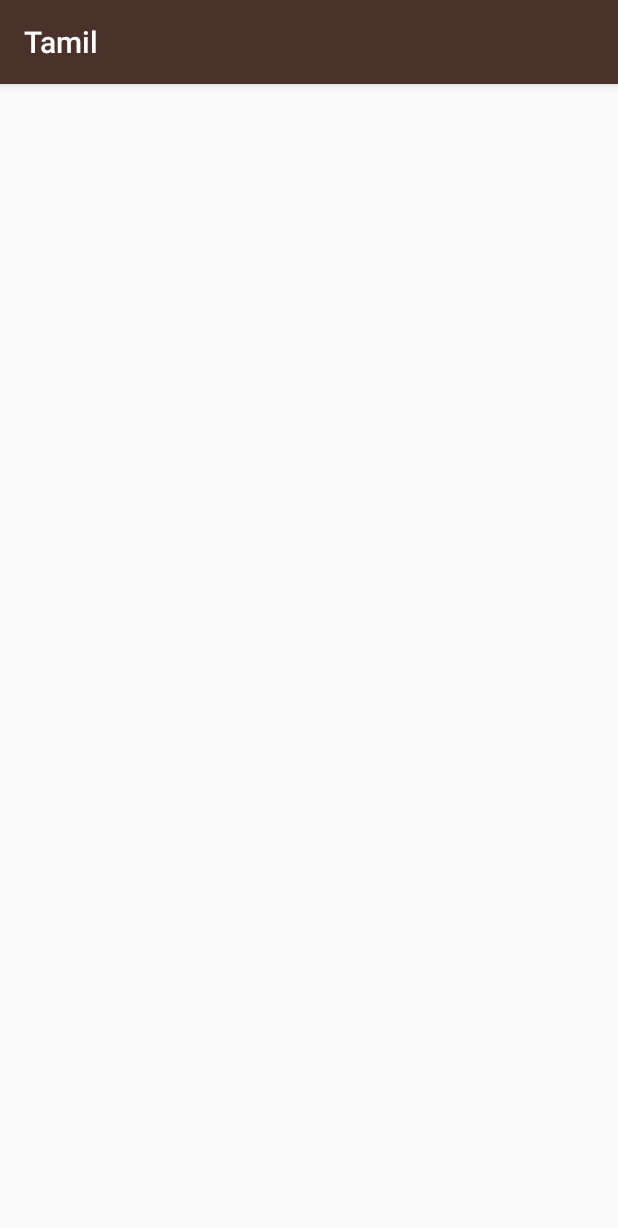
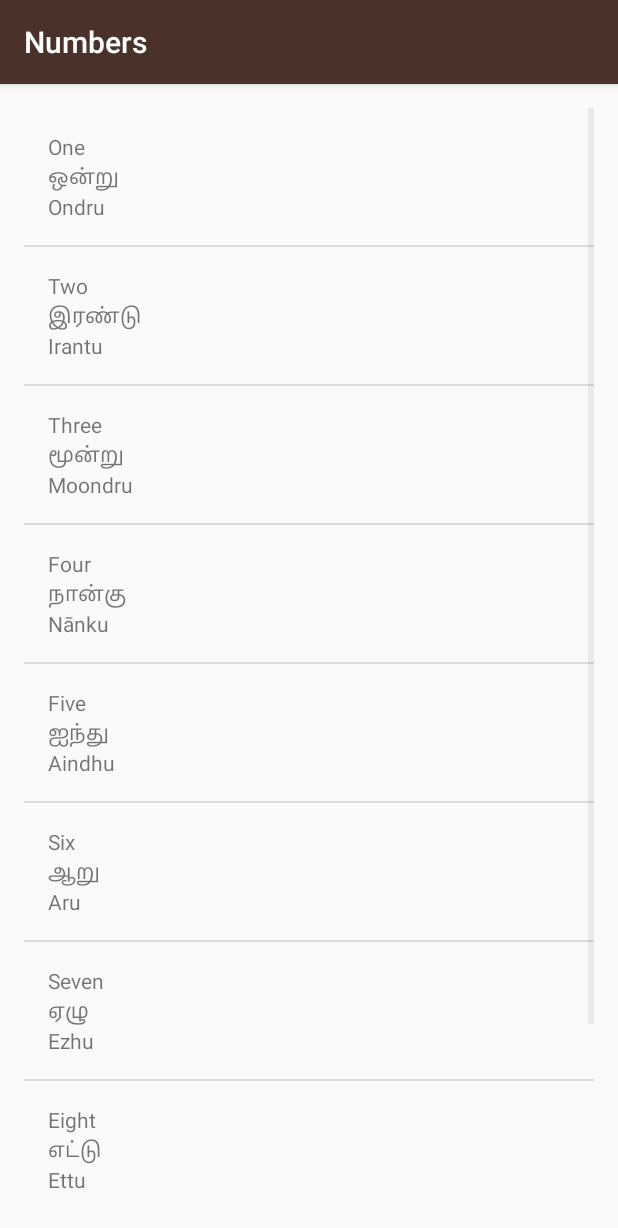
Before and after one commit to vithumathi/Android-Applications, an Android app: the NumbersActivity screen opened directly, with no data from a screen before it, on a phone screen of 412 x 824 dp. Shown: the top 1228 px of the screen. Run offline under Robolectric (Android 15) with nearby library versions, the light colour scheme and no system bars.

Commit message:
Added numbers, family relationship, colors, phrases

```diff
--- a/SpeakTamil/app/src/main/java/com/example/android/SpeakTamil/NumbersActivity.java
+++ b/SpeakTamil/app/src/main/java/com/example/android/SpeakTamil/NumbersActivity.java
@@ -2,11 +2,28 @@ package com.example.android.SpeakTamil;
 
 import android.support.v7.app.AppCompatActivity;
 import android.os.Bundle;
+import android.widget.ListView;
+
+import java.util.ArrayList;
 
 public class NumbersActivity extends AppCompatActivity {
     @Override
     protected void onCreate(Bundle savedInstanceState) {
         super.onCreate(savedInstanceState);
-        setContentView(R.layout.activity_numbers);
+        setContentView(R.layout.word_list);
+        ArrayList<Word> words = new ArrayList<Word>();
+        words.add(new Word("One", "Ondru", "ஒன்று"));
+        words.add(new Word("Two", "Irantu", "இரண்டு"));
+        words.add(new Word("Three", "Moondru", "மூன்று"));
+        words.add(new Word("Four", "Nānku", "நான்கு"));
+        words.add(new Word("Five", "Aindhu", "ஐந்து"));
+        words.add(new Word("Six", "Aru", "ஆறு"));
+        words.add(new Word("Seven", "Ezhu", "ஏழு"));
+        words.add(new Word("Eight", "Ettu", "எட்டு"));
+        words.add(new Word("Nine", "Onpadhu", "ஒன்பது"));
+        words.add(new Word("Ten", "Paththu", "பத்து"));
+        WordAdapter itemsAdapter = new WordAdapter(this, words);
+        ListView listView = (ListView) findViewById(R.id.list);
+        listView.setAdapter(itemsAdapter);
     }
 }
--- /dev/null
+++ b/SpeakTamil/app/src/main/java/com/example/android/SpeakTamil/Word.java
@@ -0,0 +1,45 @@
+package com.example.android.SpeakTamil;
+
+/**
+ * {@link Word} represents a vocabulary word that the user wants to learn.
+ * It contains a default translation, and tamil translation for that word, along with word written in Tamil.
+ */
+public class Word {
+    /**
+     * Default translation for the word
+     */
+    private String mDefaultTranslation;
+    /**
+     * Tamil translation for the word
+     */
+    private String mTamilTranslation;
+    /**
+     * The Tamil word
+     */
+    private String mTamilWord;
+
+    /**
+     * Create a new word object.
+     *
+     * @param defaultTranslation is the word in a language that the user is already familiar with (such as English)
+     * @param tamilTranslation is the word in the Tamil language
+     * @param tamilWord is the word written in Tamil language
+     */
+    public Word (String defaultTranslation, String tamilTranslation, String tamilWord){
+        this.mDefaultTranslation = defaultTranslation;
+        this.mTamilTranslation = tamilTranslation;
+        this.mTamilWord = tamilWord;
+    }
+
+    public String getmDefaultTranslation() {
+        return mDefaultTranslation;
+    }
+
+    public String getmTamilTranslation() {
+        return mTamilTranslation;
+    }
+
+    public String getmTamilWord() {
+        return mTamilWord;
+    }
+}
--- /dev/null
+++ b/SpeakTamil/app/src/main/java/com/example/android/SpeakTamil/WordAdapter.java
@@ -0,0 +1,65 @@
+package com.example.android.SpeakTamil;
+
+import android.app.Activity;
+import android.support.annotation.NonNull;
+import android.support.annotation.Nullable;
+import android.view.LayoutInflater;
+import android.view.View;
+import android.view.ViewGroup;
+import android.widget.ArrayAdapter;
+import android.widget.TextView;
+
+import java.util.ArrayList;
+
+/**
+ * Created by Vithu on 2018-12-15.
+ */
+public class WordAdapter extends ArrayAdapter<Word> {
+
+
+
+
+
+
+    public WordAdapter(Activity context, ArrayList<Word> mWords){
+        super(context, 0, mWords);
+    }
+
+    /**
+     *  Provides a view for an AdapterView (ListView, GridView, etc.)
+     *
+     * @param position The AdapterView position that is requesting a view
+     * @param convertView The Recycled view to populate.
+     * @param parent The parent ViewGroup that is used for inflation
+     * @return The view for the position in the AdapterView
+     */
+    @Override
+    public View getView(int position, @Nullable View convertView, @NonNull ViewGroup parent) {
+
+        // Get the {@link Word} object located at this position in the list
+        Word currentWord = getItem(position);
+
+        // Check if the existing view is being reused, otherwise inflate the view
+        View listItemView = convertView;
+        if(listItemView == null){
+            listItemView = LayoutInflater.from(getContext()).inflate(R.layout.list_item, parent, false);
+        }
+
+
+        TextView defaultTextView = (TextView) listItemView.findViewById(R.id.default_text_view);
+        defaultTextView.setText(currentWord.getmDefaultTranslation());
+
+
+        TextView tamilEnTextView = (TextView) listItemView.findViewById(R.id.tamil_en_text_view);
+        tamilEnTextView.setText(currentWord.getmTamilTranslation());
+
+
+        TextView tamilTextView = (TextView) listItemView.findViewById(R.id.tamil_text_view);
+        tamilTextView.setText(currentWord.getmTamilWord());
+
+
+
+
+        return listItemView;
+    }
+}
--- a/SpeakTamil/app/src/main/res/layout/activity_main.xml
+++ b/SpeakTamil/app/src/main/res/layout/activity_main.xml
@@ -26,7 +26,7 @@
         android:id="@+id/numbers"
         style="@style/CategoryStyle"
         android:background="@color/category_numbers"
-        android:text="@string/category_numbers" />
+        android:text="@string/category_numbers"/>
 
     <TextView
         android:id="@+id/family"
@@ -38,7 +38,7 @@
         android:id="@+id/colors"
         style="@style/CategoryStyle"
         android:background="@color/category_colors"
-        android:text="@string/category_colors" />
+        android:text="@string/category_colors"/>
 
     <TextView
         android:id="@+id/phrases"
--- a/SpeakTamil/app/src/main/res/layout/activity_numbers.xml
+++ /dev/null
@@ -1,9 +0,0 @@
-<?xml version="1.0" encoding="utf-8"?>
-<android.support.constraint.ConstraintLayout xmlns:android="http://schemas.android.com/apk/res/android"
-    xmlns:app="http://schemas.android.com/apk/res-auto"
-    xmlns:tools="http://schemas.android.com/tools"
-    android:layout_width="match_parent"
-    android:layout_height="match_parent"
-    tools:context="com.example.android.SpeakTamil.NumbersActivity">
-
-</android.support.constraint.ConstraintLayout>
--- /dev/null
+++ b/SpeakTamil/app/src/main/res/layout/list_item.xml
@@ -0,0 +1,31 @@
+<?xml version="1.0" encoding="utf-8"?>
+<LinearLayout xmlns:android="http://schemas.android.com/apk/res/android"
+    xmlns:tools="http://schemas.android.com/tools"
+    android:orientation="vertical"
+    android:layout_width="match_parent"
+    android:layout_height="match_parent"
+    android:padding="16dp">
+
+    <TextView
+        android:id="@+id/default_text_view"
+        android:layout_width="match_parent"
+        android:layout_height="wrap_content"
+        tools:text="One"/>
+
+    <TextView
+        android:id="@+id/tamil_text_view"
+        android:layout_width="match_parent"
+        android:layout_height="wrap_content"
+        tools:text="ondru"/>
+
+    <TextView
+        android:id="@+id/tamil_en_text_view"
+        android:layout_width="match_parent"
+        android:layout_height="wrap_content"
+        tools:text="ஒன்று"/>
+
+
+
+
+
+</LinearLayout>
--- /dev/null
+++ b/SpeakTamil/app/src/main/res/layout/word_list.xml
@@ -0,0 +1,11 @@
+<?xml version="1.0" encoding="utf-8"?>
+<ListView xmlns:android="http://schemas.android.com/apk/res/android"
+    xmlns:tools="http://schemas.android.com/tools"
+    android:id="@+id/list"
+    android:orientation="vertical"
+    android:layout_width="match_parent"
+    android:layout_height="match_parent"
+    android:paddingBottom="@dimen/activity_vertical_margin"
+    android:paddingLeft="@dimen/activity_horizontal_margin"
+    android:paddingRight="@dimen/activity_horizontal_margin"
+    android:paddingTop="@dimen/activity_vertical_margin"/>
```
Also changed, not shown: SpeakTamil/app/src/main/AndroidManifest.xml (+9 -4 lines), SpeakTamil/app/src/main/java/com/example/android/SpeakTamil/ColorsActivity.java (+15 -1 lines), SpeakTamil/app/src/main/java/com/example/android/SpeakTamil/FamilyMembersActivity.java (+18 -1 lines), SpeakTamil/app/src/main/java/com/example/android/SpeakTamil/MainActivity.java (+65 -0 lines), SpeakTamil/app/src/main/java/com/example/android/SpeakTamil/PhrasesActivity.java (+17 -1 lines), SpeakTamil/app/src/main/res/layout/activity_colors.xml (deleted, +0 -9 lines), SpeakTamil/app/src/main/res/layout/activity_family_members.xml (deleted, +0 -9 lines), SpeakTamil/app/src/main/res/layout/activity_phrases.xml (deleted, +0 -9 lines).
